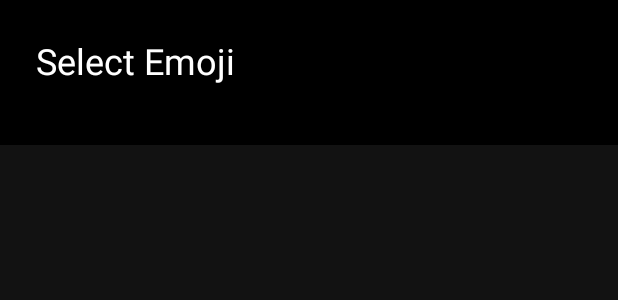
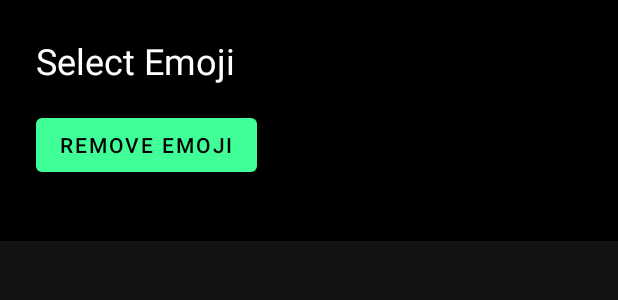
Before and after one commit to ashishkharcheiuforks/face-hide-ml, an Android app: the layout dialog_emoji_list.xml on its own in the app's theme, with its tools: preview values and no code run, on a phone screen of 412 x 824 dp. Shown: the top 300 px of the screen. Run offline under Robolectric (Android 15) with nearby library versions, the phone set to English and light mode, and no system bars.

```diff
--- a/app/src/main/java/com/github/naz013/facehide/RecognitionViewModel.kt
+++ b/app/src/main/java/com/github/naz013/facehide/data/RecognitionViewModel.kt
@@ -1,4 +1,4 @@
-package com.github.naz013.facehide
+package com.github.naz013.facehide.data
 
 import android.content.Context
 import android.graphics.Bitmap
@@ -13,7 +13,6 @@ import androidx.lifecycle.LifecycleObserver
 import androidx.lifecycle.LiveData
 import androidx.lifecycle.MutableLiveData
 import androidx.lifecycle.ViewModel
-import com.github.naz013.facehide.data.Size
 import com.github.naz013.facehide.utils.launchDefault
 import com.github.naz013.facehide.utils.withUIContext
 import com.github.naz013.facehide.views.PhotoManipulationView
@@ -33,6 +32,7 @@ class RecognitionViewModel : ViewModel(), LifecycleObserver {
     private val realTimeOpts = FirebaseVisionFaceDetectorOptions.Builder()
         .setPerformanceMode(FirebaseVisionFaceDetectorOptions.FAST)
         .setContourMode(FirebaseVisionFaceDetectorOptions.NO_CONTOURS)
+        .setClassificationMode(FirebaseVisionFaceDetectorOptions.ALL_CLASSIFICATIONS)
         .build()
 
     private val detector = FirebaseVision.getInstance().getVisionFaceDetector(realTimeOpts)
--- a/app/src/main/java/com/github/naz013/facehide/EmojiAdapter.kt
+++ b/app/src/main/java/com/github/naz013/facehide/views/EmojiAdapter.kt
@@ -1,9 +1,10 @@
-package com.github.naz013.facehide
+package com.github.naz013.facehide.views
 
 import android.view.LayoutInflater
 import android.view.ViewGroup
 import androidx.databinding.DataBindingUtil
 import androidx.recyclerview.widget.RecyclerView
+import com.github.naz013.facehide.R
 import com.github.naz013.facehide.databinding.ListItemEmojiBinding
 
 class EmojiAdapter : RecyclerView.Adapter<EmojiAdapter.Holder>() {
--- a/app/src/main/res/layout/dialog_emoji_list.xml
+++ b/app/src/main/res/layout/dialog_emoji_list.xml
@@ -1,18 +1,27 @@
 <?xml version="1.0" encoding="utf-8"?>
-<layout xmlns:android="http://schemas.android.com/apk/res/android">
+<layout xmlns:android="http://schemas.android.com/apk/res/android"
+    xmlns:app="http://schemas.android.com/apk/res-auto">
 
     <LinearLayout
         android:layout_width="match_parent"
         android:layout_height="wrap_content"
         android:background="#000000"
-        android:padding="24dp"
-        android:orientation="vertical">
+        android:orientation="vertical"
+        android:padding="24dp">
 
         <androidx.appcompat.widget.AppCompatTextView
             android:layout_width="wrap_content"
             android:layout_height="wrap_content"
-            android:text="Select Emoji"
+            android:text="@string/select_emoji"
             android:textAppearance="?textAppearanceHeadline5" />
+
+        <com.google.android.material.button.MaterialButton
+            android:id="@+id/removeButton"
+            android:layout_width="wrap_content"
+            android:layout_height="wrap_content"
+            android:layout_marginTop="16dp"
+            android:text="@string/remove_emoji"
+            app:backgroundTint="@color/colorAccent" />
 
         <androidx.recyclerview.widget.RecyclerView
             android:id="@+id/emojiList"
--- a/app/src/main/res/values/strings.xml
+++ b/app/src/main/res/values/strings.xml
@@ -20,4 +20,6 @@
     <string name="name">Name</string>
     <string name="failed_to_read_photo">Failed to read photo</string>
     <string name="failed_to_find_faces_on_photo">Failed to find faces on photo</string>
+    <string name="remove_emoji">Remove Emoji</string>
+    <string name="select_emoji">Select Emoji</string>
 </resources>
```
Also changed, not shown: app/src/main/java/com/github/naz013/facehide/MainActivity.kt (+15 -2 lines), app/src/main/java/com/github/naz013/facehide/data/FaceType.kt (added, +9 -0 lines), app/src/main/java/com/github/naz013/facehide/utils/Prefs.kt (added, +29 -0 lines), app/src/main/java/com/github/naz013/facehide/views/PhotoManipulationView.kt (+30 -10 lines).
